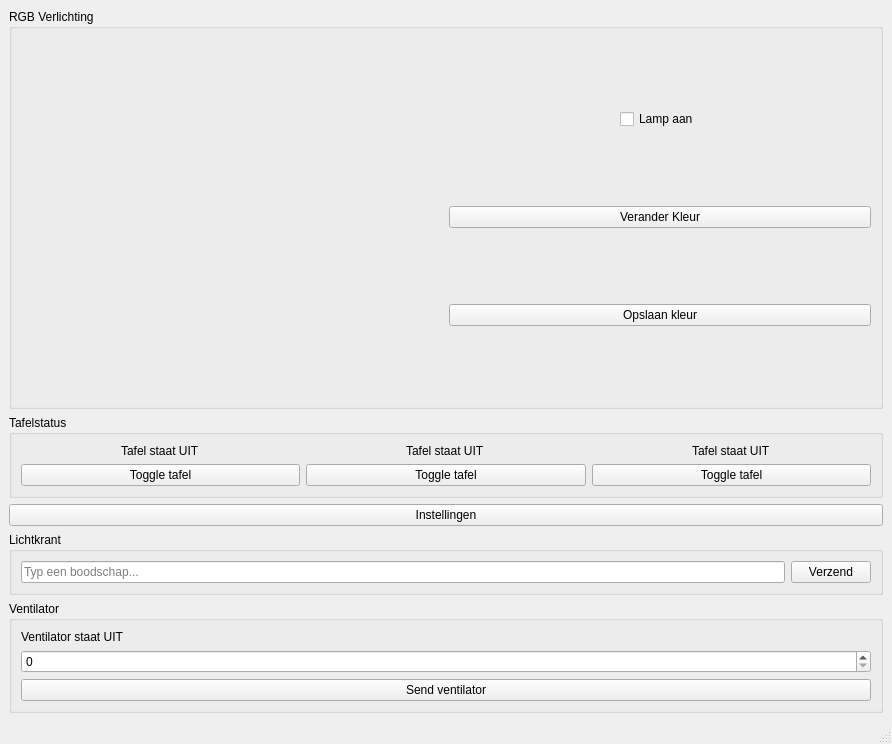
The window that mainwindow.ui (wifiinc/qt-dashboard-application) describes before a commit, drawn with Qt 5.
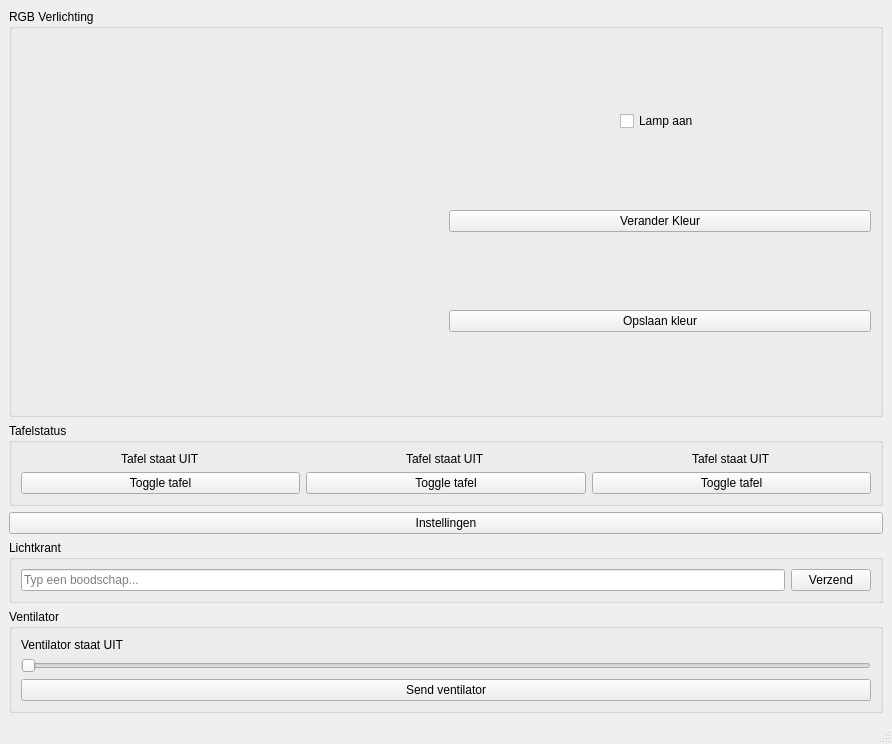
The same window after the commit.

The edit to the form file:
```diff
--- a/mainwindow.ui
+++ b/mainwindow.ui
@@ -221,7 +221,14 @@
         </widget>
        </item>
        <item>
-        <widget class="QSpinBox" name="VentilatorSpeed"/>
+        <widget class="QSlider" name="VentilatorSpeed_2">
+         <property name="maximum">
+          <number>255</number>
+         </property>
+         <property name="orientation">
+          <enum>Qt::Orientation::Horizontal</enum>
+         </property>
+        </widget>
        </item>
        <item>
         <widget class="QPushButton" name="pushButton">
```
